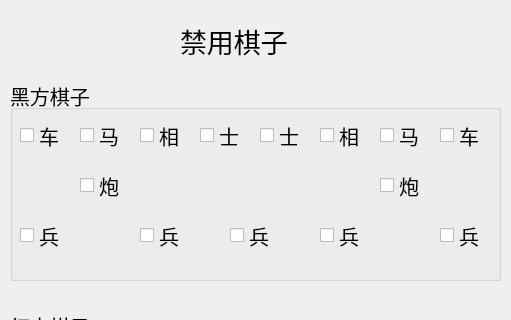
Before: the Qt Designer form forbidchess.ui in RhCsBe/-, drawn with Qt 5; both pictures show x 0 to 511 and y 0 to 320 of the 511 by 609 pixel window.
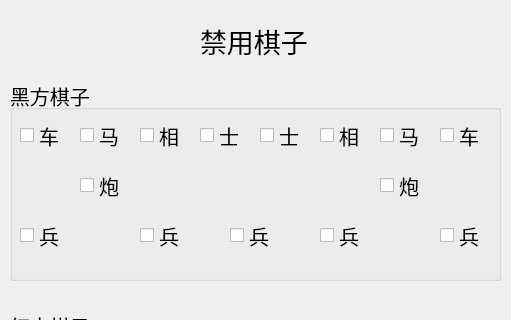
After: the same form once the commit is applied. Icons and pictures are not drawn.

```diff
--- a/forbidchess.ui
+++ b/forbidchess.ui
@@ -11,12 +11,18 @@
    </rect>
   </property>
   <property name="windowTitle">
-   <string>Dialog</string>
+   <string>禁用棋子</string>
+  </property>
+  <property name="styleSheet">
+   <string notr="true">QDialog{
+background-image:url(&quot;:/img/img/禁用棋子背景.png&quot;);
+background-size:cover;
+}</string>
   </property>
   <widget class="QLabel" name="label">
    <property name="geometry">
     <rect>
-     <x>180</x>
+     <x>200</x>
      <y>10</y>
      <width>141</width>
      <height>61</height>
```
